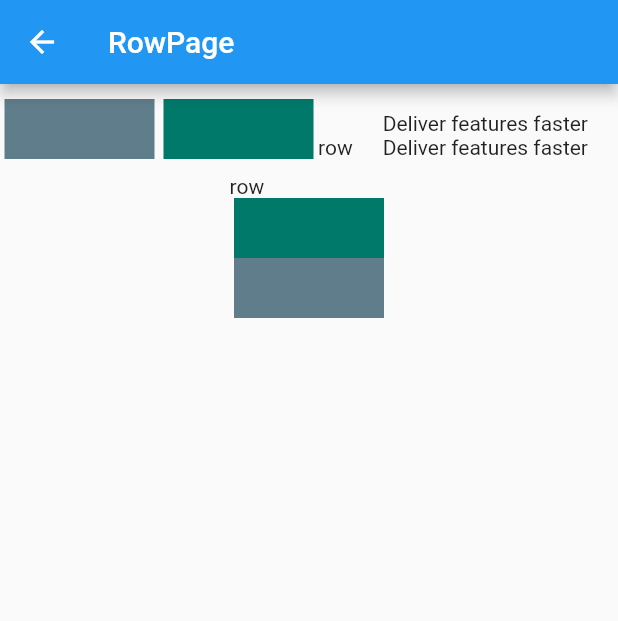
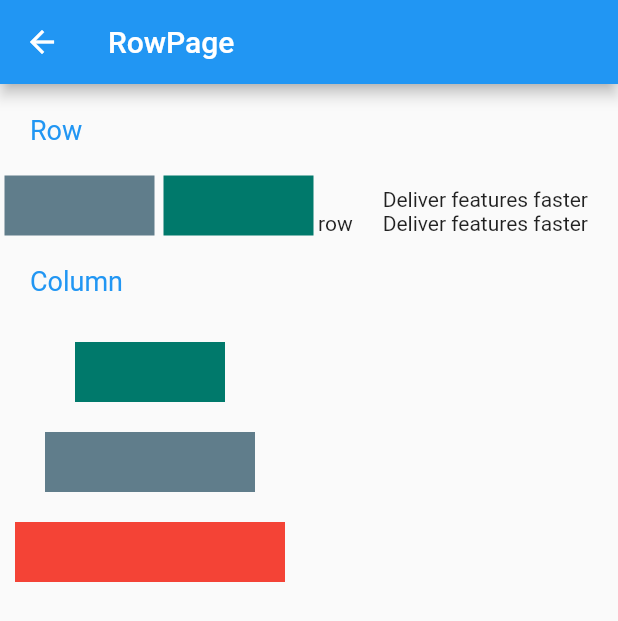
Before and after one commit to NightsSky/FlutterWidget, a Flutter app: the BasicsPage screen opened by its route, after a tap on "Row", on a phone screen of 412 x 824 dp. Shown: the top 621 px of the screen. Run offline on Flutter 3.47's test engine with Material 2 defaults, Android fonts, the phone set to English and light mode, and no system bars; network calls fail.

```diff
--- a/assets/Basics.json
+++ b/assets/Basics.json
@@ -16,7 +16,7 @@
       "description":"竖直方向布局."
     },
     {
-      "img":"http://doc.flutter-dev.cn/images/catalog-widget-placeholder.png",
+      "img":"http://pc1j2udq7.bkt.clouddn.com/image.png",
       "name":"Image",
       "description":"图像显示."
     }
--- a/lib/ui/RowPage.dart
+++ b/lib/ui/RowAndColumnPage.dart
@@ -4,7 +4,7 @@ import 'package:flutter/cupertino.dart';
 import 'package:flutter/material.dart';
 
 
-class RowPage extends StatelessWidget{
+class RowAndColumnPage extends StatelessWidget{
   @override
   Widget build(BuildContext context) {
     return Scaffold(
@@ -13,10 +13,13 @@ class RowPage extends StatelessWidget{
       ),
 
         body: Column(
+          crossAxisAlignment: CrossAxisAlignment.start,
           children: <Widget>[
             Padding(
-              padding: const EdgeInsets.all(5.0),
+              padding: const EdgeInsets.all(20.0),
+              child: Text('Row',style: TextStyle(color: Colors.blue,fontSize: 18.0),),
             ),
+            //Row 示例
             new Row(
               crossAxisAlignment: CrossAxisAlignment.end,//垂直方向的对齐方式
               mainAxisAlignment: MainAxisAlignment.end,//主轴(水平)的对齐方式
@@ -43,27 +46,34 @@ class RowPage extends StatelessWidget{
               ],
             ),
             Padding(
-              padding: const EdgeInsets.all(5.0),
+              padding: const EdgeInsets.all(20.0),
+              child: Text('Column',style: TextStyle(color: Colors.blue,fontSize: 18.0),),
             ),
+            //Column 示例
             new Column(
-              crossAxisAlignment: CrossAxisAlignment.start,
+              crossAxisAlignment: CrossAxisAlignment.center,
+              mainAxisAlignment: MainAxisAlignment.center,
               mainAxisSize: MainAxisSize.max,
+              verticalDirection: VerticalDirection.down,//确定为竖直方向时，控制child 从上到下或下到上
               children: <Widget>[
-//                new Expanded(//child一般配合Expanded使用防止超出空间
-//                  child: new Text('Deliver features faster Deliver features faster', textAlign: TextAlign.center),
-//                ),
-                Text("row"),
+
                 Container(
                   width: 100.0,
                   height: 40.0,
                   color: Colors.teal.shade700,
-                  margin: const EdgeInsets.fromLTRB(3.0,0.0,3.0,0.0),
+                  margin: const EdgeInsets.all(10.0),
                 ),
                 Container(
-                  width: 100.0,
+                  width: 140.0,
                   height: 40.0,
                   color: Colors.blueGrey,
-                  margin: const EdgeInsets.fromLTRB(3.0,0.0,3.0,0.0),
+                  margin: const EdgeInsets.all(10.0),
+                ),
+                Container(
+                  width: 180.0,
+                  height: 40.0,
+                  color: Colors.red,
+                  margin: const EdgeInsets.all(10.0),
                 )
               ],
             )
--- a/pubspec.yaml
+++ b/pubspec.yaml
@@ -29,3 +29,4 @@ flutter:
 
   assets:
     - assets/Basics.json
+    - images/image1.jpg
```
Also changed, not shown: lib/pages/MianListPage.dart (+28 -18 lines), lib/ui/ImagePage.dart (added, +65 -0 lines), images/image1.jpg (added), pubspec.lock.
